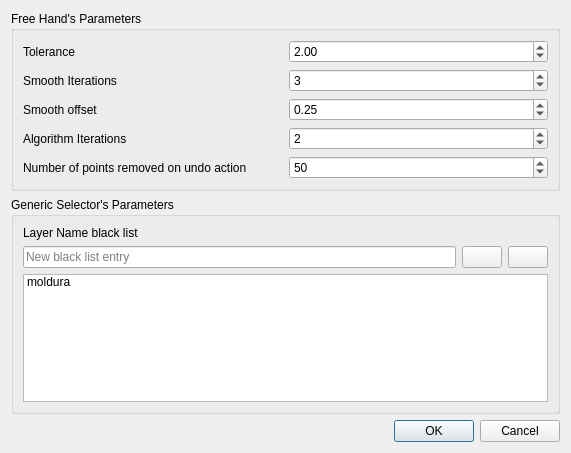
Qt form gui/AboutAndFurtherInfo/Options/options.ui (dsgoficial/DsgTools) before a commit.
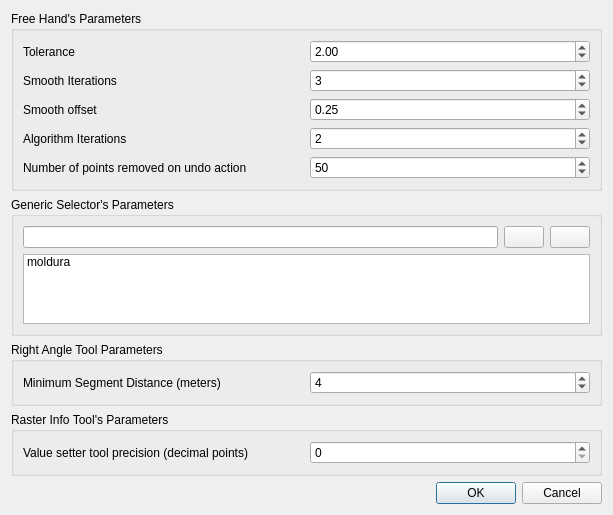
The same form after that commit. Icons and pictures are not drawn. Custom widgets are drawn as their Qt base class.

Commit message: module options and options gui updated

What changed in the file:
```diff
--- a/gui/AboutAndFurtherInfo/Options/options.ui
+++ b/gui/AboutAndFurtherInfo/Options/options.ui
@@ -6,14 +6,24 @@
    <rect>
     <x>0</x>
     <y>0</y>
-    <width>571</width>
-    <height>453</height>
+    <width>613</width>
+    <height>500</height>
    </rect>
   </property>
   <property name="windowTitle">
    <string>DSGTools Options</string>
   </property>
-  <layout class="QGridLayout" name="gridLayout_2">
+  <layout class="QGridLayout" name="gridLayout_4">
+   <item row="4" column="0">
+    <widget class="QDialogButtonBox" name="buttonBox">
+     <property name="orientation">
+      <enum>Qt::Horizontal</enum>
+     </property>
+     <property name="standardButtons">
+      <set>QDialogButtonBox::Cancel|QDialogButtonBox::Ok</set>
+     </property>
+    </widget>
+   </item>
    <item row="0" column="0">
     <widget class="QgsCollapsibleGroupBox" name="mGroupBox">
      <property name="title">
@@ -102,14 +112,10 @@
       <string>Generic Selector's Parameters</string>
      </property>
      <layout class="QGridLayout" name="gridLayout_3">
-      <item row="1" column="0">
+      <item row="0" column="0">
        <layout class="QHBoxLayout" name="horizontalLayout">
         <item>
-         <widget class="QLineEdit" name="addParameterLineEdit">
-          <property name="placeholderText">
-           <string>New black list entry</string>
-          </property>
-         </widget>
+         <widget class="QLineEdit" name="addParameterLineEdit"/>
         </item>
         <item>
          <widget class="QPushButton" name="addPushButton">
@@ -141,7 +147,7 @@
         </item>
        </layout>
       </item>
-      <item row="3" column="0">
+      <item row="1" column="0">
        <widget class="QListWidget" name="blackListWidget">
         <property name="selectionMode">
          <enum>QAbstractItemView::MultiSelection</enum>
@@ -153,10 +159,29 @@
         </item>
        </widget>
       </item>
+     </layout>
+    </widget>
+   </item>
+   <item row="3" column="0">
+    <widget class="QgsCollapsibleGroupBox" name="mGroupBox_3">
+     <property name="title">
+      <string>Raster Info Tool's Parameters</string>
+     </property>
+     <layout class="QGridLayout" name="gridLayout_2">
       <item row="0" column="0">
        <widget class="QLabel" name="label_6">
         <property name="text">
-         <string>Layer Name black list</string>
+         <string>Value setter tool precision (decimal points)</string>
+        </property>
+       </widget>
+      </item>
+      <item row="0" column="1">
+       <widget class="QgsSpinBox" name="decimalQgsSpinBox">
+        <property name="maximum">
+         <number>15</number>
+        </property>
+        <property name="value">
+         <number>0</number>
         </property>
        </widget>
       </item>
@@ -164,13 +189,26 @@
     </widget>
    </item>
    <item row="2" column="0">
-    <widget class="QDialogButtonBox" name="buttonBox">
-     <property name="orientation">
-      <enum>Qt::Horizontal</enum>
+    <widget class="QgsCollapsibleGroupBox" name="mGroupBox_4">
+     <property name="title">
+      <string>Right Angle Tool Parameters</string>
      </property>
-     <property name="standardButtons">
-      <set>QDialogButtonBox::Cancel|QDialogButtonBox::Ok</set>
-     </property>
+     <layout class="QGridLayout" name="gridLayout_5">
+      <item row="0" column="0">
+       <widget class="QLabel" name="label_7">
+        <property name="text">
+         <string>Minimum Segment Distance (meters)</string>
+        </property>
+       </widget>
+      </item>
+      <item row="0" column="1">
+       <widget class="QgsSpinBox" name="minSegmentDistanceQgsSpinBox">
+        <property name="value">
+         <number>4</number>
+        </property>
+       </widget>
+      </item>
+     </layout>
     </widget>
    </item>
   </layout>
```
Left out of the diff: 6 changed lines with no effect on the pictures. The commit also changes 1 other file.
